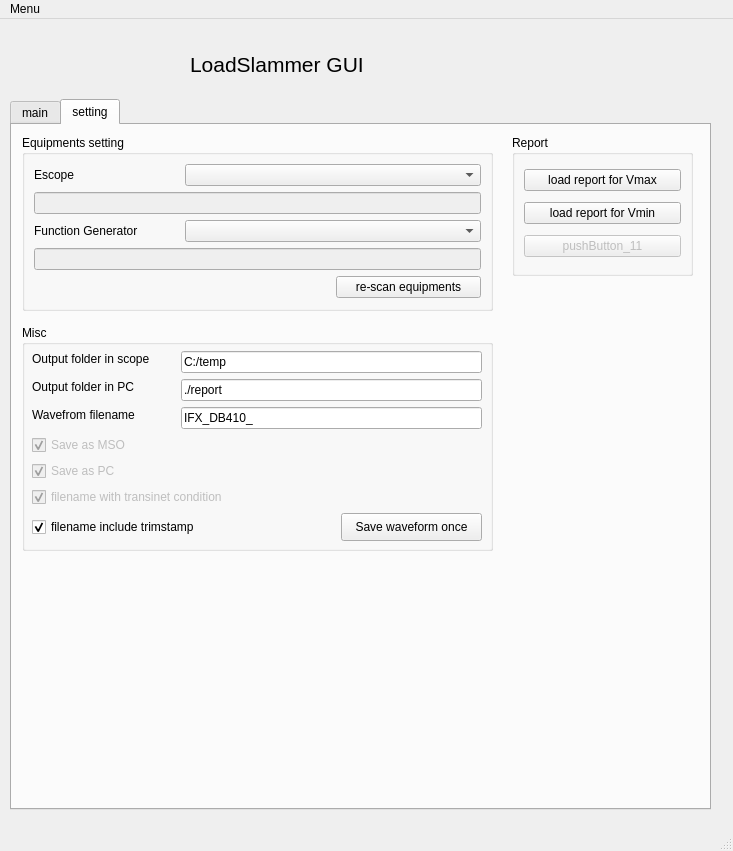
This is PySide2_DB410_ui.ui in a9202507/ifx_gui_for_core_power_validation as Qt 5 draws it before an edit. The edited form follows.
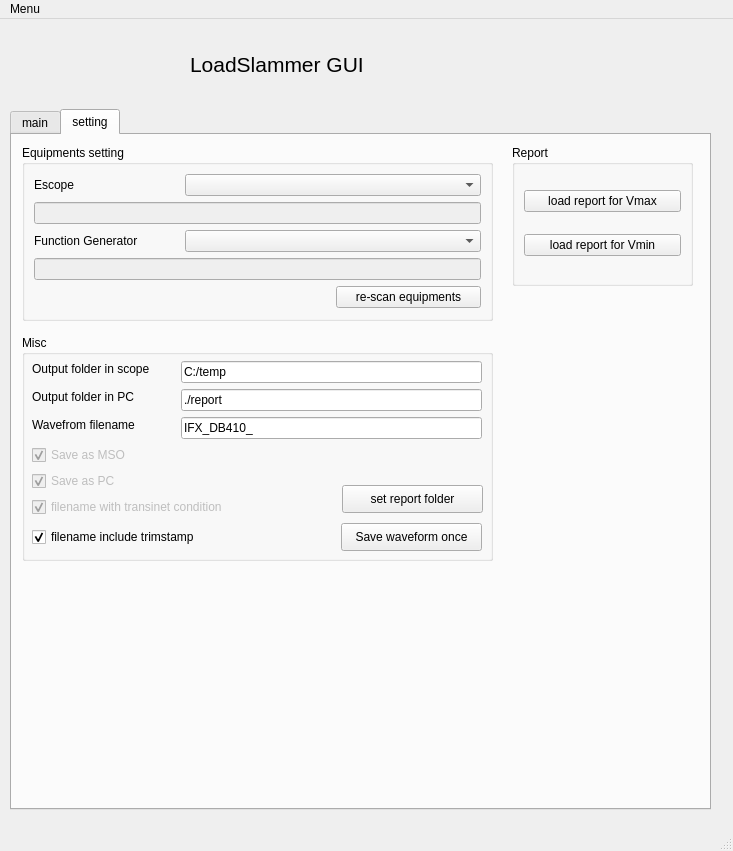
This is the edited form. The open tabs and pages were chosen to show the change. Icons and pictures are not drawn.

Commit message: fixed issue when user chagne report folder

```diff
--- a/PySide2_DB410_ui.ui
+++ b/PySide2_DB410_ui.ui
@@ -60,9 +60,9 @@
     <property name="geometry">
      <rect>
       <x>10</x>
-      <y>80</y>
+      <y>90</y>
       <width>701</width>
-      <height>711</height>
+      <height>701</height>
      </rect>
     </property>
     <property name="currentIndex">
@@ -628,6 +628,22 @@
         <string>Output folder in PC</string>
        </property>
       </widget>
+      <widget class="QPushButton" name="pushButton_11">
+       <property name="enabled">
+        <bool>true</bool>
+       </property>
+       <property name="geometry">
+        <rect>
+         <x>320</x>
+         <y>150</y>
+         <width>141</width>
+         <height>28</height>
+        </rect>
+       </property>
+       <property name="text">
+        <string>set report folder</string>
+       </property>
+      </widget>
      </widget>
      <widget class="QGroupBox" name="groupBox_5">
       <property name="geometry">
@@ -662,16 +678,6 @@
          </property>
         </widget>
        </item>
-       <item>
-        <widget class="QPushButton" name="pushButton_11">
-         <property name="enabled">
-          <bool>false</bool>
-         </property>
-         <property name="text">
-          <string>pushButton_11</string>
-         </property>
-        </widget>
-       </item>
       </layout>
      </widget>
     </widget>
```
Left out of the diff: 2 changed lines with no effect on the pictures. The commit also changes 2 other files.
